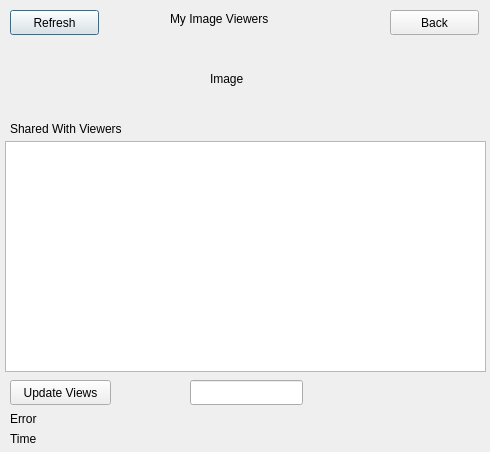
SammySamer/Distributed-System-Image-Sharing-Platform, file GUIFiles/editmyimages.ui: the form before one commit.
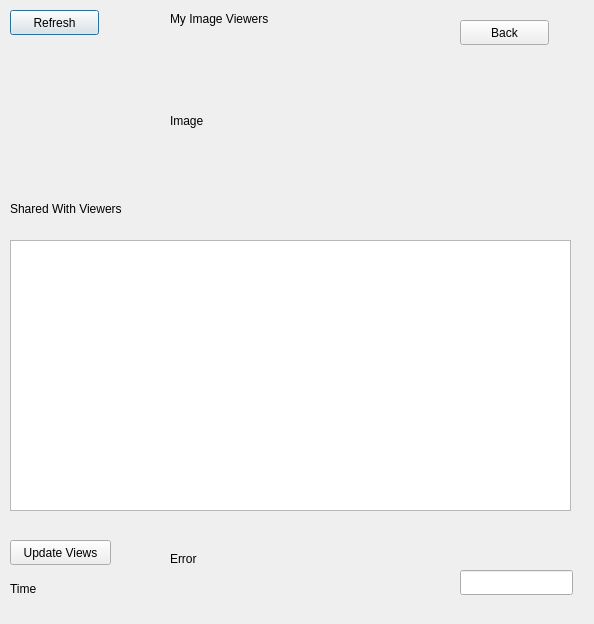
The form after the commit.

Diff of the .ui file:
```diff
--- a/GUIFiles/editmyimages.ui
+++ b/GUIFiles/editmyimages.ui
@@ -6,8 +6,8 @@
    <rect>
     <x>0</x>
     <y>0</y>
-    <width>490</width>
-    <height>452</height>
+    <width>594</width>
+    <height>624</height>
    </rect>
   </property>
   <property name="windowTitle">
@@ -29,8 +29,8 @@
   <widget class="QPushButton" name="push_back">
    <property name="geometry">
     <rect>
-     <x>390</x>
-     <y>10</y>
+     <x>460</x>
+     <y>20</y>
      <width>89</width>
      <height>25</height>
     </rect>
@@ -55,10 +55,10 @@
   <widget class="QLabel" name="lbl_image">
    <property name="geometry">
     <rect>
-     <x>210</x>
+     <x>170</x>
      <y>70</y>
-     <width>67</width>
-     <height>17</height>
+     <width>221</width>
+     <height>101</height>
     </rect>
    </property>
    <property name="text">
@@ -69,7 +69,7 @@
    <property name="geometry">
     <rect>
      <x>10</x>
-     <y>120</y>
+     <y>200</y>
      <width>471</width>
      <height>17</height>
     </rect>
@@ -81,10 +81,10 @@
   <widget class="QListWidget" name="listWidget">
    <property name="geometry">
     <rect>
-     <x>5</x>
-     <y>141</y>
-     <width>481</width>
-     <height>231</height>
+     <x>10</x>
+     <y>240</y>
+     <width>561</width>
+     <height>271</height>
     </rect>
    </property>
   </widget>
@@ -92,7 +92,7 @@
    <property name="geometry">
     <rect>
      <x>10</x>
-     <y>380</y>
+     <y>540</y>
      <width>101</width>
      <height>25</height>
     </rect>
@@ -104,8 +104,8 @@
   <widget class="QLineEdit" name="line_views">
    <property name="geometry">
     <rect>
-     <x>190</x>
-     <y>380</y>
+     <x>460</x>
+     <y>570</y>
      <width>113</width>
      <height>25</height>
     </rect>
@@ -114,8 +114,8 @@
   <widget class="QLabel" name="lbl_result">
    <property name="geometry">
     <rect>
-     <x>10</x>
-     <y>410</y>
+     <x>170</x>
+     <y>550</y>
      <width>67</width>
      <height>17</height>
     </rect>
@@ -128,7 +128,7 @@
    <property name="geometry">
     <rect>
      <x>10</x>
-     <y>430</y>
+     <y>580</y>
      <width>471</width>
      <height>17</height>
     </rect>
```
